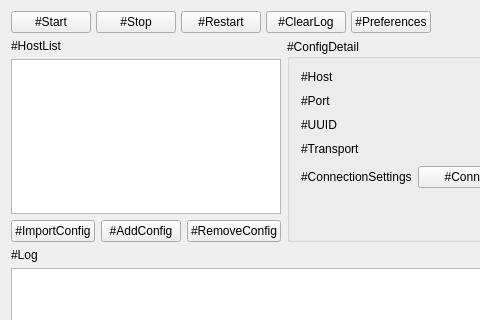
Before: the Qt Designer form src/w_MainWindow.ui in darsvador/qvssr, drawn with Qt 5; both pictures show x 0 to 480 and y 0 to 320 of the 607 by 457 pixel window.
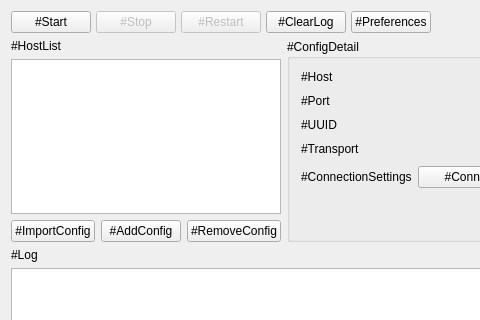
After: the same form once the commit is applied.

What changed in the file:
```diff
--- a/src/w_MainWindow.ui
+++ b/src/w_MainWindow.ui
@@ -50,6 +50,9 @@
       </item>
       <item>
        <widget class="QPushButton" name="stopButton">
+        <property name="enabled">
+         <bool>false</bool>
+        </property>
         <property name="text">
          <string>#Stop</string>
         </property>
@@ -57,6 +60,9 @@
       </item>
       <item>
        <widget class="QPushButton" name="restartButton">
+        <property name="enabled">
+         <bool>false</bool>
+        </property>
         <property name="text">
          <string>#Restart</string>
         </property>
```
